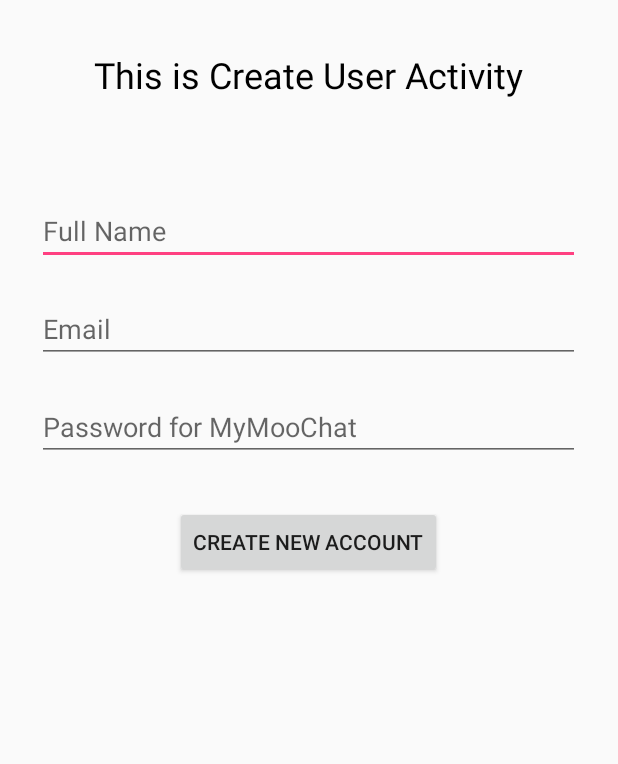
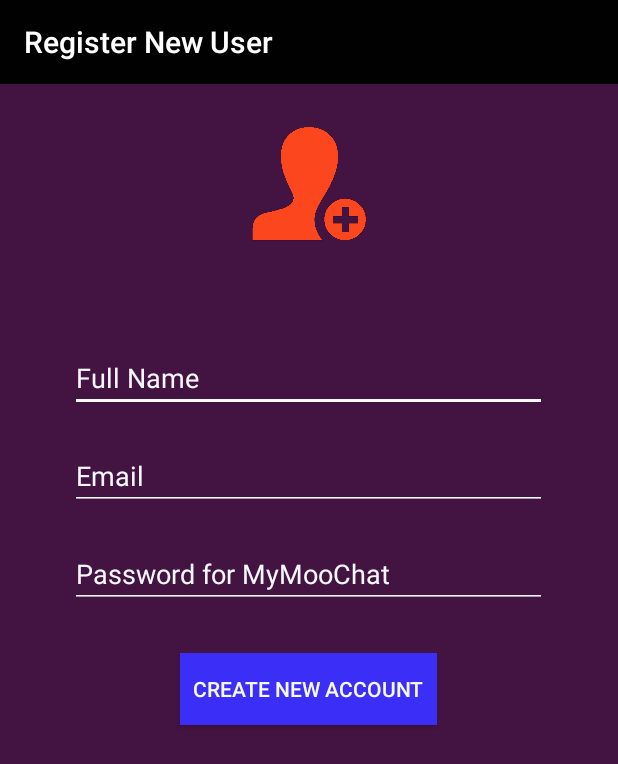
Before and after one commit to MohsanSultan/MooChat, an Android app: the screen it shows after launch (RegisterActivity), after a tap on "CREATE NEW ACCOUNT", on a phone screen of 412 x 824 dp. Shown: the top 764 px of the screen. Run offline under Robolectric (Android 15) with nearby library versions, the phone set to English and light mode, and no system bars; our stand-ins replace Firebase (no records; nobody signed in at launch, a user with empty details on screens opened directly).

Commit message:
03-01-19

```diff
--- a/app/src/main/java/com/example/moo_chat/moochat/LoginActivity.java
+++ b/app/src/main/java/com/example/moo_chat/moochat/LoginActivity.java
@@ -3,37 +3,44 @@ package com.example.moo_chat.moochat;
 import android.content.Intent;
 import android.support.v7.app.AppCompatActivity;
 import android.os.Bundle;
+import android.support.v7.widget.Toolbar;
 import android.view.View;
 import android.widget.Button;
+
+import java.util.Objects;
 
 public class LoginActivity extends AppCompatActivity {
 
     private Button CreateNewAcBtn , SignInBtn;
+    private Toolbar mToolbar;
 
     @Override
     protected void onCreate(Bundle savedInstanceState) {
         super.onCreate(savedInstanceState);
         setContentView(R.layout.activity_login);
+
+        mToolbar = findViewById(R.id.main_page_toolbar);
+        setSupportActionBar(mToolbar);
+        Objects.requireNonNull(getSupportActionBar()).setTitle("My Moo Chat !");
+
         initField();
     }
+
 private void initField() {
+
+
+
         // Register Button
     CreateNewAcBtn = findViewById(R.id.create_new_ac);
-    CreateNewAcBtn.setOnClickListener(new View.OnClickListener() {
-        @Override
-        public void onClick(View v) {
-            Intent intent = new Intent(LoginActivity.this , RegisterActivity.class);
-            startActivity(intent);
-        }
+    CreateNewAcBtn.setOnClickListener(v -> {
+        Intent intent = new Intent(LoginActivity.this , RegisterActivity.class);
+        startActivity(intent);
     });
     // Sign IN button
     SignInBtn = findViewById(R.id.sign_in_id);
-    SignInBtn.setOnClickListener(new View.OnClickListener() {
-        @Override
-        public void onClick(View v) {
-            Intent intent = new Intent(LoginActivity.this , SignInActivity.class);
-            startActivity(intent);
-        }
+    SignInBtn.setOnClickListener(v -> {
+        Intent intent = new Intent(LoginActivity.this , SignInActivity.class);
+        startActivity(intent);
     });
 
 }
--- a/app/src/main/java/com/example/moo_chat/moochat/MainActivity.java
+++ b/app/src/main/java/com/example/moo_chat/moochat/MainActivity.java
@@ -25,7 +25,7 @@ public class MainActivity extends AppCompatActivity {
 
         mToolbar = findViewById(R.id.main_page_toolbar);
         setSupportActionBar(mToolbar);
-        getSupportActionBar().setTitle("MyMooChat");
+        getSupportActionBar().setTitle("My Moo Chat");
 
     }
 
--- a/app/src/main/res/layout/activity_register.xml
+++ b/app/src/main/res/layout/activity_register.xml
@@ -5,60 +5,74 @@
     xmlns:app="http://schemas.android.com/apk/res-auto"
     android:layout_width="match_parent"
     android:layout_height="match_parent"
+    android:background="@color/colorPrimary"
     tools:context=".RegisterActivity">
 
-    <TextView
-        android:id="@+id/textView2"
-        android:layout_width="wrap_content"
-        android:layout_height="wrap_content"
+    <include layout="@layout/app_bar_layout"
+        android:id="@+id/main_page_toolbar"/>
+
+    <ImageView
+        android:id="@+id/imageView"
+        android:layout_width="137dp"
+        android:layout_height="94dp"
         android:layout_alignParentTop="true"
         android:layout_centerHorizontal="true"
-        android:layout_marginTop="33dp"
-        android:text="This is Create User Activity"
-        android:textColor="@android:color/black"
-        android:textSize="24sp" />
+        android:layout_marginTop="75dp"
+        app:srcCompat="@drawable/new_user" />
 
-    <EditText
+
+    <android.support.v7.widget.AppCompatEditText
         android:id="@+id/reg_name"
-        android:layout_width="362dp"
+        android:layout_width="318dp"
         android:layout_height="wrap_content"
-        android:layout_below="@+id/textView2"
+        android:layout_below="@+id/imageView"
         android:layout_centerHorizontal="true"
-        android:layout_marginTop="65dp"
+        android:layout_marginTop="60dp"
         android:ems="10"
         android:hint="@string/full_name"
         android:inputType="textPersonName"
-        android:textColorLink="@android:color/holo_purple" />
-    <EditText
+        android:textColor="#F8F8FF"
+        android:textColorHint="#F8F8FF"
+        android:textColorLink="@android:color/holo_purple"
+        app:backgroundTint="#F8F8FF" />
+
+    <android.support.v7.widget.AppCompatEditText
         android:id="@+id/reg_email"
-        android:layout_width="362dp"
+        android:layout_width="318dp"
         android:layout_height="wrap_content"
+        android:layout_below="@+id/reg_name"
         android:layout_centerHorizontal="true"
-        android:layout_below="@+id/reg_name"
         android:layout_marginTop="20dp"
+        android:ems="10"
         android:hint="@string/email"
+        android:inputType="textEmailAddress"
+        android:textColor="#F8F8FF"
+        android:textColorHint="#F8F8FF"
+        app:backgroundTint="#F8F8FF" />
+
+    <android.support.v7.widget.AppCompatEditText
+        android:id="@+id/reg_pass"
+        android:layout_width="318dp"
+        android:layout_height="wrap_content"
+        android:layout_below="@+id/reg_email"
+        android:layout_centerHorizontal="true"
+        android:layout_marginTop="20dp"
         android:ems="10"
-        android:inputType="textEmailAddress" />
-
-    <EditText
-        android:id="@+id/reg_pass"
-        android:layout_width="362dp"
-        android:layout_height="wrap_content"
-        android:layout_centerHorizontal="true"
-        android:layout_below="@+id/reg_email"
-        android:layout_marginTop="20dp"
+        android:textColorHint="#F8F8FF"
         android:hint="@string/password_for_mymoochat"
-        android:ems="10"
-        android:inputType="textPassword" />
+        app:backgroundTint="#F8F8FF"
+        android:inputType="textPassword"
+        android:textColor="#F8F8FF" />
 
     <Button
         android:id="@+id/reg_btn"
-        android:layout_width="wrap_content"
+        android:layout_width="171dp"
         android:layout_height="wrap_content"
+        android:layout_below="@+id/reg_pass"
         android:layout_centerHorizontal="true"
-        android:layout_below="@+id/reg_pass"
         android:layout_marginTop="30dp"
-
+        android:background="@color/colorAccent"
+        android:textColor="#F8F8FF"
         android:text="@string/create_new_account1" />
 
 </RelativeLayout>
--- a/app/src/main/res/layout/app_bar_layout.xml
+++ b/app/src/main/res/layout/app_bar_layout.xml
@@ -4,7 +4,7 @@
     android:id="@+id/main_app_bar"
     android:layout_width="match_parent"
     android:layout_height="wrap_content"
-    android:background="@color/colorPrimary"
+    android:background="#010101"
     android:theme="@style/ThemeOverlay.AppCompat.Dark.ActionBar">
 
 </android.support.v7.widget.Toolbar>
--- a/app/src/main/res/values/colors.xml
+++ b/app/src/main/res/values/colors.xml
@@ -1,6 +1,6 @@
 <?xml version="1.0" encoding="utf-8"?>
 <resources>
-    <color name="colorPrimary">#4B0082</color>
-    <color name="colorPrimaryDark">#303F9F</color>
-    <color name="colorAccent">#FF4081</color>
+    <color name="colorPrimary">#431342</color>
+    <color name="colorPrimaryDark">#431342</color>
+    <color name="colorAccent">#3B2EF7</color>
 </resources>
--- a/app/src/main/res/values/strings.xml
+++ b/app/src/main/res/values/strings.xml
@@ -7,8 +7,10 @@
     <string name="password_for_mymoochat">Password for MyMooChat</string>
     <string name="create_account">Create Account</string>
     <string name="create_new_account1">Create new Account</string>
-    <string name="login">Login</string>
+    <string name="login">Login Moo</string>
     <string name="logout">LogOut</string>
     <string name="account">Account Settings</string>
     <string name="all_users">All Users</string>
+    <string name="sign_in">Sign In Moo</string>
+    <string name="description">description</string>
 </resources>
```
Also changed, not shown: app/src/main/java/com/example/moo_chat/moochat/RegisterActivity.java (+19 -3 lines), app/src/main/java/com/example/moo_chat/moochat/SignInActivity.java (+55 -4 lines), app/src/main/res/layout/activity_login.xml (+24 -13 lines), app/src/main/res/layout/activity_main.xml (+10 -6 lines), app/src/main/res/layout/activity_sign_in.xml (+38 -28 lines), app/src/main/res/layout/activity_sign_up_account.xml (deleted, +0 -79 lines), app/src/main/res/drawable/login_register.png (added), app/src/main/res/drawable/logo.png (added), app/src/main/res/drawable/new_user.png (added).
